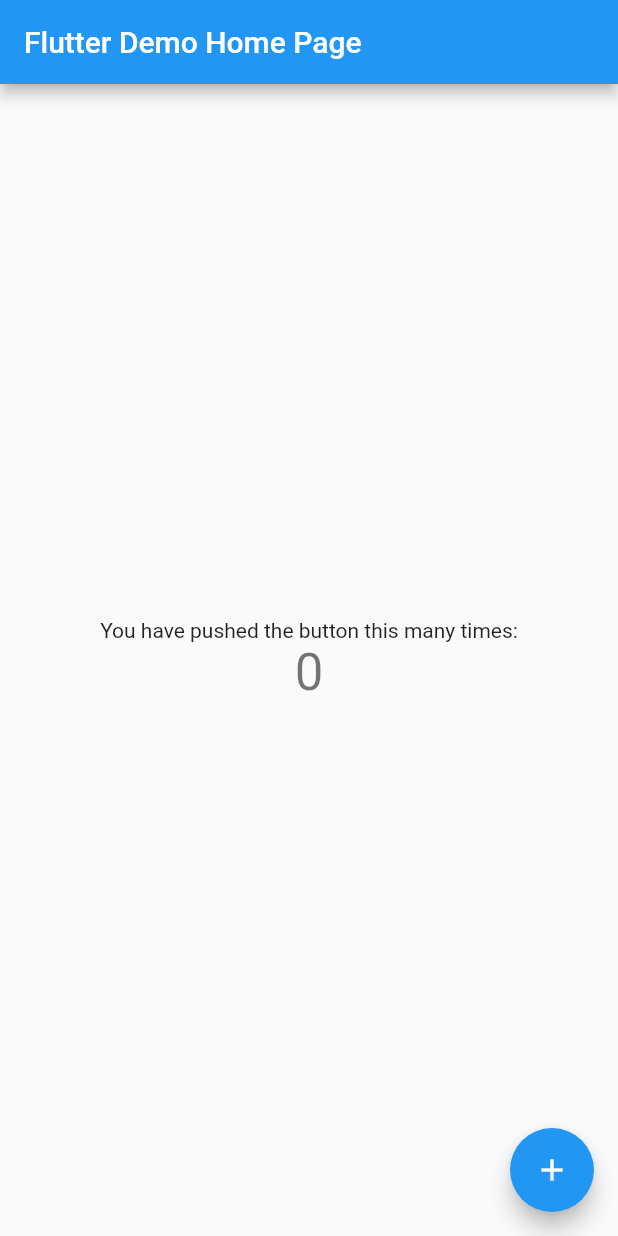
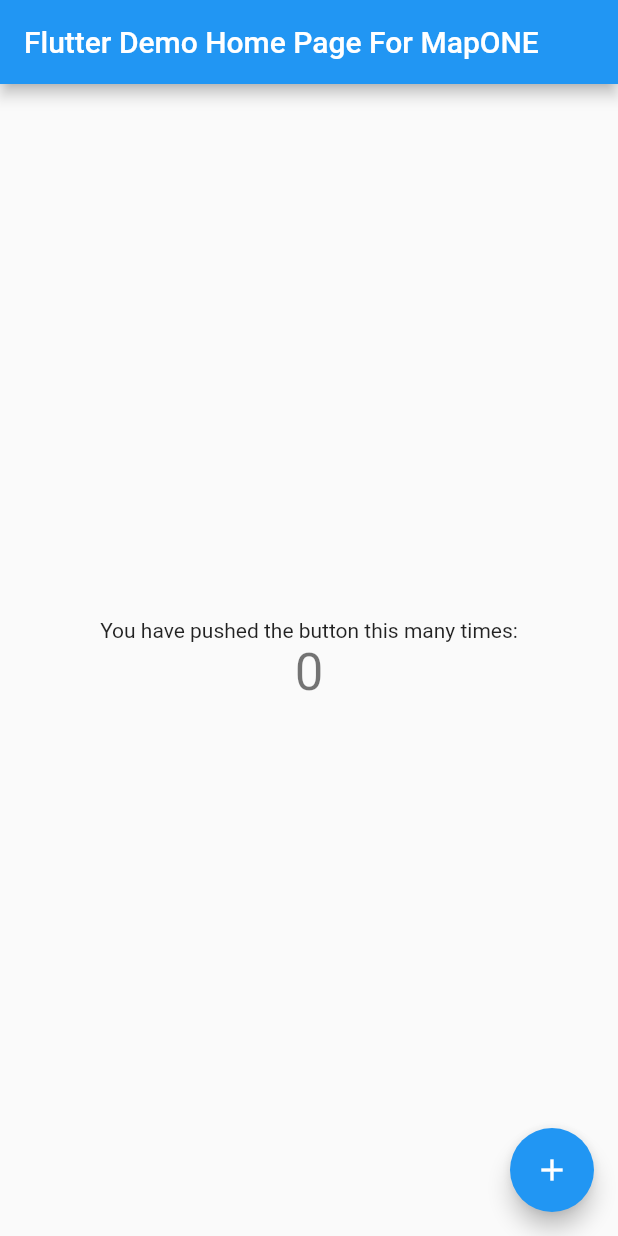
Before and after one commit to MufalmeAthos/mapone.mobile, a Flutter app: the screen it shows after launch, on a phone screen of 412 x 824 dp. Run offline on Flutter 3.47's test engine with Material 2 defaults, Android fonts, the phone set to English and light mode, and no system bars.

Commit message:
update project name title

```diff
--- a/lib/main.dart
+++ b/lib/main.dart
@@ -11,7 +11,7 @@ class MyApp extends StatelessWidget {
   @override
   Widget build(BuildContext context) {
     return MaterialApp(
-      title: 'Flutter Demo',
+      title: 'MapONE the google map project',
       theme: ThemeData(
         // This is the theme of your application.
         //
@@ -24,7 +24,7 @@ class MyApp extends StatelessWidget {
         // is not restarted.
         primarySwatch: Colors.blue,
       ),
-      home: const MyHomePage(title: 'Flutter Demo Home Page'),
+      home: const MyHomePage(title: 'Flutter Demo Home Page For MapONE'),
     );
   }
 }
@@ -107,7 +107,7 @@ class _MyHomePageState extends State<MyHomePage> {
       ),
       floatingActionButton: FloatingActionButton(
         onPressed: _incrementCounter,
-        tooltip: 'Increment',
+        tooltip: 'Incrementation',
         child: const Icon(Icons.add),
       ), // This trailing comma makes auto-formatting nicer for build methods.
     );
```
